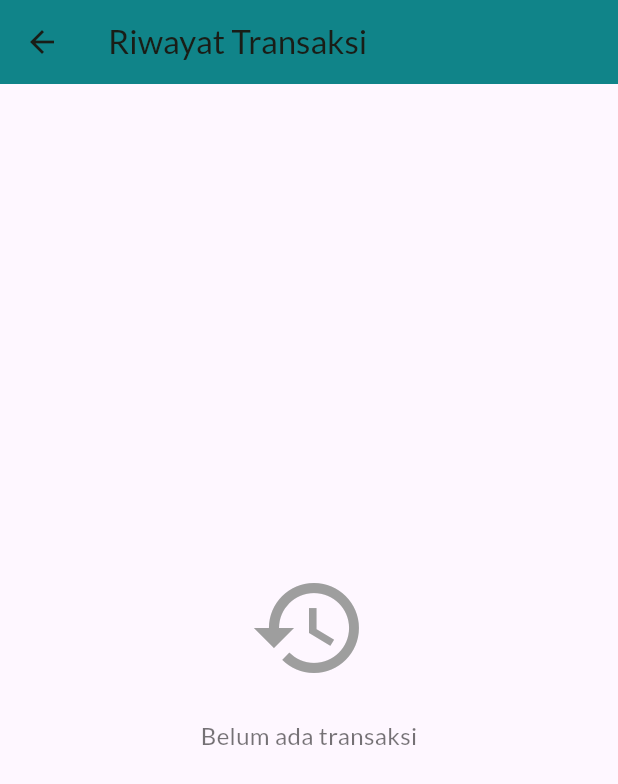
After one commit to DanielKA014/AnterIn, a Flutter app: the HistoryScreen screen opened directly, on a phone screen of 412 x 824 dp. The commit adds this screen. Shown: the top 784 px of the screen. Run offline on Flutter 3.47's test engine with Material 3 defaults, Android fonts, the phone set to English and light mode, and no system bars; our stand-ins replace go_router, google_fonts, permission_handler, shared_preferences, video_player; accounts and stored records are empty.

Commit message:
History Order

```diff
--- /dev/null
+++ b/anterin/lib/screens/login-screens/history_screen.dart
@@ -0,0 +1,28 @@
+import 'package:flutter/material.dart';
+
+class HistoryScreen extends StatelessWidget {
+  const HistoryScreen({super.key});
+
+  @override
+  Widget build(BuildContext context) {
+    return Scaffold(
+      appBar: AppBar(
+        backgroundColor: const Color(0xff108489),
+        title: const Text("Riwayat Transaksi"),
+      ),
+      body: Center(
+        child: Column(
+          mainAxisAlignment: MainAxisAlignment.center,
+          children: const [
+            Icon(Icons.history, size: 80, color: Colors.grey),
+            SizedBox(height: 20),
+            Text(
+              "Belum ada transaksi",
+              style: TextStyle(fontSize: 16, color: Colors.black54),
+            ),
+          ],
+        ),
+      ),
+    );
+  }
+}
--- a/anterin/lib/screens/profile/profile_screen.dart
+++ b/anterin/lib/screens/profile/profile_screen.dart
@@ -8,6 +8,8 @@ import 'package:anterin/widgets/profile_widget/numbers_widget.dart';
 import 'package:anterin/widgets/profile_widget/profile_widget.dart';
 
 class ProfilePage extends StatefulWidget {
+  const ProfilePage({super.key});
+
   @override
   _ProfilePageState createState() => _ProfilePageState();
 }
--- a/anterin/lib/widgets/driver_info_widget.dart
+++ b/anterin/lib/widgets/driver_info_widget.dart
@@ -1,5 +1,4 @@
 import 'package:flutter/material.dart';
-import 'package:permission_handler/permission_handler.dart';
 
 // Fungsi requestCallPermission tidak perlu di sini lagi,
 // karena sudah ada di RideMapScreen
--- a/anterin/lib/widgets/profile_widget/button_widget.dart
+++ b/anterin/lib/widgets/profile_widget/button_widget.dart
@@ -5,10 +5,10 @@ class ButtonWidget extends StatelessWidget {
   final VoidCallback onClicked;
 
   const ButtonWidget({
-    Key? key,
+    super.key,
     required this.text,
     required this.onClicked,
-  }) : super(key: key);
+  });
 
   @override
   Widget build(BuildContext context) => ElevatedButton(
@@ -16,7 +16,7 @@ class ButtonWidget extends StatelessWidget {
           foregroundColor: Colors.white, shape: StadiumBorder(),
           padding: EdgeInsets.symmetric(horizontal: 32, vertical: 12),
         ),
+        onPressed: onClicked,
         child: Text(text),
-        onPressed: onClicked,
       );
 }
--- a/anterin/lib/widgets/profile_widget/numbers_widget.dart
+++ b/anterin/lib/widgets/profile_widget/numbers_widget.dart
@@ -1,6 +1,8 @@
 import 'package:flutter/material.dart';
 
 class NumbersWidget extends StatelessWidget {
+  const NumbersWidget({super.key});
+
   @override
   Widget build(BuildContext context) => Row(
         mainAxisAlignment: MainAxisAlignment.center,
@@ -12,7 +14,7 @@ class NumbersWidget extends StatelessWidget {
           buildButton(context, '50', 'Followers'),
         ],
       );
-  Widget buildDivider() => Container(
+  Widget buildDivider() => SizedBox(
         height: 24,
         child: VerticalDivider(),
       );
--- a/anterin/lib/widgets/profile_widget/profile_widget.dart
+++ b/anterin/lib/widgets/profile_widget/profile_widget.dart
@@ -5,10 +5,10 @@ class ProfileWidget extends StatelessWidget {
   final VoidCallback onClicked;
 
   const ProfileWidget({
-    Key? key,
+    super.key,
     required this.imagePath,
     required this.onClicked,
-  }) : super(key: key);
+  });
 
   @override
   Widget build(BuildContext context) {
```
Also changed, not shown: anterin/lib/main.dart (+13 -6 lines), anterin/lib/models/UserData.dart (+8 -5 lines), anterin/lib/screens/activity_screen.dart (+28 -5 lines).
